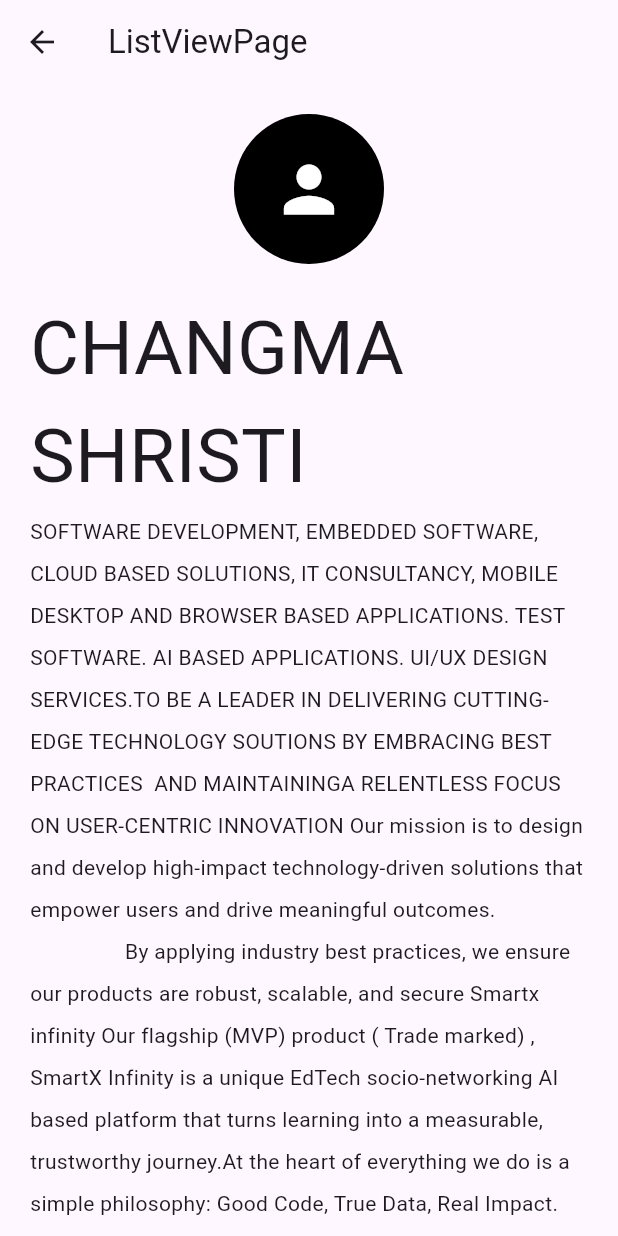
After one commit to VarshiniGowdaV/flutter_appliction_login, a Flutter app: the Homepage screen opened directly, after a tap on "List View", on a phone screen of 412 x 824 dp. The commit adds this screen. Run offline on Flutter 3.47's test engine with Material 3 defaults, Android fonts, the phone set to English and light mode, and no system bars; our stand-ins replace cloud_firestore, file_picker, firebase_auth, firebase_core, image_picker; accounts and stored records are empty.

Commit message:
First commit

```diff
--- a/lib/HomePage.dart
+++ b/lib/HomePage.dart
@@ -1,7 +1,10 @@
 import 'package:flutter/material.dart';
+import 'package:flutter_application_1/ListViewSeparated.dart';
 import 'package:flutter_application_1/project_form_page.dart';
 import 'package:flutter_application_1/Picker_page.dart';
-
+import 'package:flutter_application_1/ListViewPage.dart';
+import 'package:flutter_application_1/ListViewBuilder.dart';
+import 'package:flutter_application_1/counterPage.dart';
 class Homepage extends StatefulWidget {
   const Homepage({super.key});
 
@@ -19,6 +22,8 @@ class _HomePageState extends State<Homepage> {
           IconButton(
             icon: const Icon(Icons.logout),
             onPressed: () {
+              // TODO: logout logic
+              Navigator.pop(context);
             },
           ),
         ],
@@ -31,21 +36,75 @@ class _HomePageState extends State<Homepage> {
               onPressed: () {
                 Navigator.push(
                   context,
-                  MaterialPageRoute(builder: (context) => const ProjectFormPage()),
+                  MaterialPageRoute(
+                    builder: (context) => const ProjectFormPage(),
+                  ),
                 );
               },
               child: const Text("Create New Project"),
             ),
+
             const SizedBox(height: 20),
+
             ElevatedButton(
               onPressed: () {
                 Navigator.push(
                   context,
-                  MaterialPageRoute(builder: (context) => const  PickerHomePage()),
+                  MaterialPageRoute(
+                    builder: (context) => const PickerHomePage(),
+                  ),
                 );
               },
               child: const Text("Open Picker"),
             ),
+
+            const SizedBox(height: 20),
+
+            ElevatedButton(
+              onPressed: () {
+                Navigator.push(
+                  context,
+                  MaterialPageRoute(
+                    builder: (context) => const Listviewpage(),
+
+                  ),
+                );
+              },
+              child: const Text("List View"),
+            ),
+
+            const SizedBox(height: 20),
+
+            ElevatedButton(
+              onPressed: () {
+                Navigator.push(
+                  context,
+                  MaterialPageRoute(
+                    builder:(context) => const Listviewbuilder()
+                  ),);
+              }, child: const Text("ListViewBuilder")),
+
+               const SizedBox(height: 20),
+
+            ElevatedButton(
+              onPressed: () {
+                Navigator.push(
+                  context,
+                  MaterialPageRoute(
+                    builder:(context) => const Listviewseparated()
+                  ),);
+              }, child: const Text("ListViewSeparated")),
+
+              const SizedBox(height: 20),
+
+            ElevatedButton(
+              onPressed: () {
+                Navigator.push(
+                  context,
+                  MaterialPageRoute(
+                    builder:(context) => const ListviewCustomExample()
+                  ),);
+              }, child: const Text("ListviewCustomExample"))
           ],
         ),
       ),
--- /dev/null
+++ b/lib/ListViewPage.dart
@@ -0,0 +1,52 @@
+import 'package:flutter/material.dart';
+
+class Listviewpage extends StatefulWidget {
+  const Listviewpage({super.key});
+
+  @override
+  State<Listviewpage> createState() => _ListviewpageState();
+}
+
+class _ListviewpageState extends State<Listviewpage> {
+  @override
+  Widget build(BuildContext context) {
+    return Scaffold(
+      appBar: AppBar(
+        title: const Text("ListViewPage"),
+      ),
+      body:
+          ListView(
+            padding: EdgeInsets.all(20),
+            children: <Widget>[
+              CircleAvatar(
+                maxRadius: 50,
+                backgroundColor: Colors.black,
+                child:Icon(Icons.person,color:Colors.white,size: 50),
+                ),
+                const SizedBox(height:20),
+                Center(
+                  child:Text('CHANGMA SHRISTI',
+                  style: TextStyle(fontSize: 50,
+                  ),
+                  ),
+                  ),
+                  Text(
+
+                    """SOFTWARE DEVELOPMENT, EMBEDDED SOFTWARE, CLOUD BASED SOLUTIONS, IT CONSULTANCY, MOBILE DESKTOP AND BROWSER BASED APPLICATIONS. TEST SOFTWARE. AI BASED APPLICATIONS. UI/UX DESIGN SERVICES.TO BE A LEADER IN DELIVERING CUTTING-EDGE TECHNOLOGY SOUTIONS BY EMBRACING BEST PRACTICES  AND MAINTAININGA RELENTLESS FOCUS ON USER-CENTRIC INNOVATION Our mission is to design and develop high-impact technology-driven solutions that empower users and drive meaningful outcomes.
+                 By applying industry best practices, we ensure our products are robust, scalable, and secure Smartx infinity Our flagship (MVP) product ( Trade marked) , SmartX Infinity is a unique EdTech socio-networking AI based platform that turns learning into a measurable, trustworthy journey.At the heart of everything we do is a simple philosophy: Good Code, True Data, Real Impact. We believe that clean, maintainable code is the foundation of reliable software.
+                 We harness the power of accurate,meaningful data to inform every decision. And most importantly, we focus on delivering real, measurable impact for our clients- whether it’s boosting efficiency, driving growth, or enabling smarter experiences. Our work doesn’t just function - it performs, scales, and makes a difference Our key team members have led the successful certification of one of the country’s most prestigious Flight Control System (FCS) software programs with CEMILAC.
+                 This project is proudly recognized as the first fighter-class Flight Control System in India to achieve DO-178C Level A certification We believe safety is not a feature to be added later, it is a disciplined journey. Every requirement, design decision, software architecture and line of code is crafted using validated data and rigorous engineering practices """,
+                    textAlign: TextAlign.left,
+                    style: TextStyle(
+                      height:2,
+                    ),
+                    ),
+                ],
+          ),
+
+
+
+
+    );
+  }
+}
--- /dev/null
+++ b/lib/counterPage.dart
@@ -0,0 +1,45 @@
+import 'package:flutter/material.dart';
+
+class ListviewCustomExample extends StatefulWidget {
+  const ListviewCustomExample({super.key});
+
+  @override
+  State<ListviewCustomExample> createState() => _ListviewCustomExampleState();
+}
+
+class _ListviewCustomExampleState extends State<ListviewCustomExample> {
+
+  final List<Map<String, dynamic>> products = [
+    {"name": "Laptop", "price": 55000},
+    {"name": "Mobile", "price": 25000},
+    {"name": "Headphones", "price": 3000},
+    {"name": "Keyboard", "price": 1500},
+    {"name": "Mouse", "price": 800},
+  ];
+
+  @override
+  Widget build(BuildContext context) {
+    return Scaffold(
+      appBar: AppBar(
+        title: const Text(
+          "ListView Custom"),
+        backgroundColor: Colors.white,
+      ),
+      body: ListView.custom(
+        childrenDelegate: SliverChildBuilderDelegate(
+          (context, index) {
+            final product = products[index];
+            return Card(
+              child: ListTile(
+                leading: const Icon(Icons.shopping_cart),
+                title: Text(product["name"]),
+                subtitle: Text("₹ ${product["price"]}"),
+              ),
+            );
+          },
+          childCount: products.length,
+        ),
+      ),
+    );
+  }
+}
```
Also changed, not shown: lib/ListViewBuilder.dart (added, +48 -0 lines), lib/ListViewSeparated.dart (added, +50 -0 lines), lib/Picker_page.dart (+0 -119 lines).
